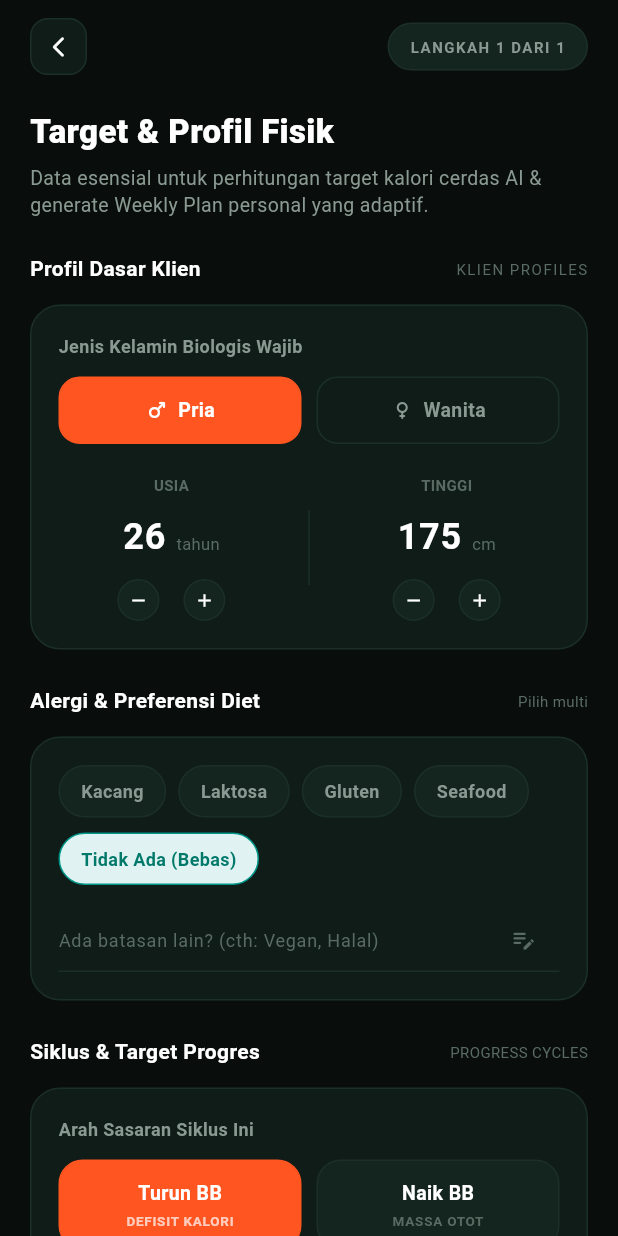
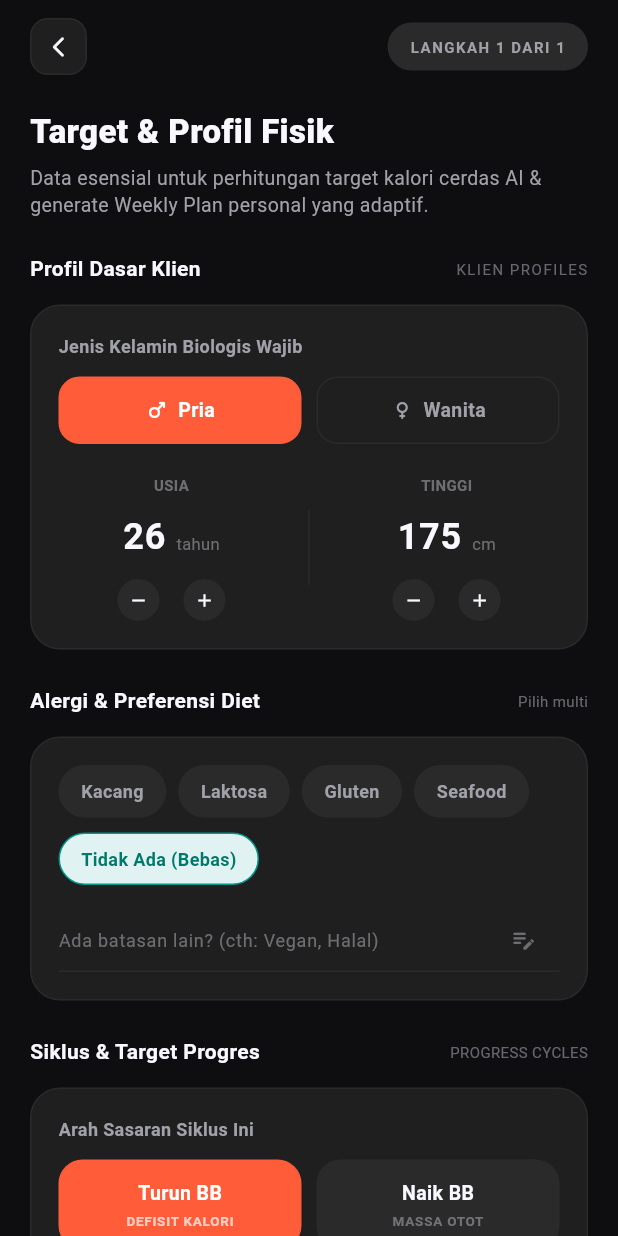
Before and after one commit to pbl-semester-3/mobile-bugarin, a Flutter app: the OnboardingScreen screen opened by its route, on a phone screen of 412 x 824 dp. Run offline on Flutter 3.47's test engine with Material 3 defaults, Android fonts, the phone set to English and light mode, and no system bars; our stand-ins replace dio, drift, flutter_riverpod, flutter_secure_storage, go_router, google_fonts and 2 more; accounts and stored records are empty; generated files the repository leaves out were written again; network calls fail.

Commit message:
style: selaraskan palet warna dark ke Figma

```diff
--- a/lib/core/theme/theme_provider.dart
+++ b/lib/core/theme/theme_provider.dart
@@ -39,15 +39,15 @@ class ThemeModeNotifier extends Notifier<ThemeMode> {
 final ThemeData bugarinDarkTheme = ThemeData(
   useMaterial3: true,
   brightness: Brightness.dark,
-  scaffoldBackgroundColor: const Color(0xFF090E0C),
+  scaffoldBackgroundColor: const Color(0xFF0E0E10),
   colorScheme: const ColorScheme.dark(
-    primary: Color(0xFFFF5520),
-    surface: Color(0xFF0F1C18),
+    primary: Color(0xFFFF5C39),
+    surface: Color(0xFF201F1F),
     onPrimary: Colors.white,
-    onSurface: Colors.white,
+    onSurface: Color(0xFFFAF8FF),
   ),
-  cardColor: const Color(0xFF0F1C18),
-  dividerColor: const Color(0xFF1B2F28),
+  cardColor: const Color(0xFF201F1F),
+  dividerColor: const Color(0xFF2A2A2A),
 );
 
 final ThemeData bugarinLightTheme = ThemeData(
@@ -55,7 +55,7 @@ final ThemeData bugarinLightTheme = ThemeData(
   brightness: Brightness.light,
   scaffoldBackgroundColor: const Color(0xFFF4F7F5),
   colorScheme: const ColorScheme.light(
-    primary: Color(0xFFFF5520),
+    primary: Color(0xFFFF5C39),
     surface: Colors.white,
     onPrimary: Colors.white,
     onSurface: Color(0xFF0E1714),
@@ -66,12 +66,12 @@ final ThemeData bugarinLightTheme = ThemeData(
 
 extension BugarinThemeContext on BuildContext {
   bool get isDark => Theme.of(this).brightness == Brightness.dark;
-  Color get bg => isDark ? const Color(0xFF090E0C) : const Color(0xFFF4F7F5);
-  Color get card => isDark ? const Color(0xFF0F1C18) : Colors.white;
-  Color get surfaceInner => isDark ? const Color(0xFF14241F) : const Color(0xFFEDF2EE);
-  Color get border => isDark ? const Color(0xFF1B2F28) : const Color(0xFFE2E8E5);
-  Color get primary => const Color(0xFFFF5520);
-  Color get textPrimary => isDark ? Colors.white : const Color(0xFF0E1714);
-  Color get textSecondary => isDark ? const Color(0xFF8A9992) : const Color(0xFF5C6D65);
-  Color get textMuted => isDark ? const Color(0xFF5A6B64) : const Color(0xFF8B9B93);
+  Color get bg => isDark ? const Color(0xFF0E0E10) : const Color(0xFFF4F7F5);
+  Color get card => isDark ? const Color(0xFF201F1F) : Colors.white;
+  Color get surfaceInner => isDark ? const Color(0xFF2A2A2A) : const Color(0xFFEDF2EE);
+  Color get border => isDark ? const Color(0xFF2A2A2A) : const Color(0xFFE2E8E5);
+  Color get primary => const Color(0xFFFF5C39);
+  Color get textPrimary => isDark ? const Color(0xFFFAF8FF) : const Color(0xFF0E1714);
+  Color get textSecondary => isDark ? const Color(0xFFA1A1AA) : const Color(0xFF5C6D65);
+  Color get textMuted => isDark ? const Color(0x99A1A1AA) : const Color(0xFF8B9B93);
 }
--- a/lib/features/auth/lupa_sandi_screen.dart
+++ b/lib/features/auth/lupa_sandi_screen.dart
@@ -8,7 +8,7 @@ import '../../core/theme/theme_provider.dart';
 import '../../services/api_error.dart';
 import 'data/recovery_repository_provider.dart';
 
-const Color _oranye = Color(0xFFFF5520);
+const Color _oranye = Color(0xFFFF5C39);
 const Color _merah = Color(0xFFE53935);
 
 /// Alur Lupa Kata Sandi: kirim kode verifikasi ke email → verifikasi kode +
--- a/lib/features/feedback/feedback_screen.dart
+++ b/lib/features/feedback/feedback_screen.dart
@@ -8,7 +8,7 @@ import '../dashboard/dashboard_screen.dart' show dashboardSummaryProvider;
 import 'data/feedback_providers.dart';
 import 'models/feedback_item.dart';
 
-const Color _accent = Color(0xFFFF5520);
+const Color _accent = Color(0xFFFF5C39);
 
 class FeedbackScreen extends ConsumerStatefulWidget {
   /// true bila tab Feedback sedang aktif (dipakai untuk menandai sudah dibaca).
--- a/lib/features/onboarding/onboarding_screen.dart
+++ b/lib/features/onboarding/onboarding_screen.dart
@@ -200,7 +200,7 @@ class OnboardingScreenState extends ConsumerState<OnboardingScreen> {
 
   @override
   Widget build(BuildContext context) {
-    const accent = Color(0xFFFF5520);
+    const accent = Color(0xFFFF5C39);
 
     return Scaffold(
       backgroundColor: context.bg,
@@ -750,10 +750,10 @@ class OnboardingScreenState extends ConsumerState<OnboardingScreen> {
       child: Container(
         padding: const EdgeInsets.symmetric(vertical: 12),
         decoration: BoxDecoration(
-          color: active ? const Color(0xFFFF5520) : Colors.transparent,
+          color: active ? const Color(0xFFFF5C39) : Colors.transparent,
           borderRadius: BorderRadius.circular(14),
           border: Border.all(
-            color: active ? const Color(0xFFFF5520) : context.border,
+            color: active ? const Color(0xFFFF5C39) : context.border,
           ),
         ),
         child: Row(
@@ -838,10 +838,10 @@ class OnboardingScreenState extends ConsumerState<OnboardingScreen> {
       child: Container(
         padding: const EdgeInsets.symmetric(vertical: 12),
         decoration: BoxDecoration(
-          color: active ? const Color(0xFFFF5520) : context.surfaceInner,
+          color: active ? const Color(0xFFFF5C39) : context.surfaceInner,
           borderRadius: BorderRadius.circular(16),
           border: Border.all(
-            color: active ? const Color(0xFFFF5520) : context.border,
+            color: active ? const Color(0xFFFF5C39) : context.border,
           ),
         ),
         child: Column(
--- a/lib/features/profil/profil_screen.dart
+++ b/lib/features/profil/profil_screen.dart
@@ -168,7 +168,7 @@ class _Field extends StatelessWidget {
   }
 }
 
-const Color _oranye = Color(0xFFFF5520);
+const Color _oranye = Color(0xFFFF5C39);
 const Color _merah = Color(0xFFE53935);
 
 class ProfilScreen extends ConsumerStatefulWidget {
@@ -663,7 +663,7 @@ class _ProfilScreenState extends ConsumerState<ProfilScreen> {
         decoration: BoxDecoration(
           color: context.card,
           borderRadius: BorderRadius.circular(20),
-          border: Border.all(color: const Color(0x4DFF5520)),
+          border: Border.all(color: const Color(0x4DFF5C39)),
         ),
         child: const Row(
           mainAxisAlignment: MainAxisAlignment.spaceBetween,
@@ -1098,7 +1098,7 @@ class _ProfilScreenState extends ConsumerState<ProfilScreen> {
                 Container(
                   padding: const EdgeInsets.all(3),
                   decoration: BoxDecoration(
-                    color: isDark ? const Color(0xFF0A1310) : const Color(0xFFDDE4E0),
+                    color: isDark ? const Color(0xFF0E0E10) : const Color(0xFFDDE4E0),
                     borderRadius: BorderRadius.circular(20),
                   ),
                   child: Row(
--- a/lib/features/pt_ku/pt_ku_screen.dart
+++ b/lib/features/pt_ku/pt_ku_screen.dart
@@ -7,7 +7,7 @@ import '../../shared/widgets/bugarin_header.dart';
 import 'data/pt_repository_provider.dart';
 import 'models/pt_models.dart';
 
-const Color _accent = Color(0xFFFF5520);
+const Color _accent = Color(0xFFFF5C39);
 
 class PtKuScreen extends ConsumerStatefulWidget {
   const PtKuScreen({super.key});
--- a/lib/features/riwayat/riwayat_screen.dart
+++ b/lib/features/riwayat/riwayat_screen.dart
@@ -7,7 +7,7 @@ import '../auth/models/progress_cycle.dart';
 import 'data/riwayat_providers.dart';
 import 'models/daily_log.dart';
 
-const Color _primaryOrange = Color(0xFFFF5520);
+const Color _primaryOrange = Color(0xFFFF5C39);
 
 class RiwayatScreen extends ConsumerStatefulWidget {
   const RiwayatScreen({super.key});
--- a/lib/features/splash/splash_screen.dart
+++ b/lib/features/splash/splash_screen.dart
@@ -15,7 +15,7 @@ class SplashScreen extends StatelessWidget {
           width: 34,
           height: 34,
           child: CircularProgressIndicator(
-            color: Color(0xFFFF5520),
+            color: Color(0xFFFF5C39),
             strokeWidth: 2.4,
           ),
         ),
--- a/lib/shell/main_shell.dart
+++ b/lib/shell/main_shell.dart
@@ -101,7 +101,7 @@ class _MainShellState extends ConsumerState<MainShell> {
   }) {
     final isSelected = currentIndex == index;
     final Color activeColor = isSelected
-        ? const Color(0xFFFF5520)
+        ? const Color(0xFFFF5C39)
         : (context.isDark ? Colors.white : const Color(0xFF0E1714));
     final Color inactiveColor = context.textSecondary;
 
```
Also changed, not shown: lib/features/auth/login_screen.dart (+5 -5 lines), lib/features/dashboard/dashboard_screen.dart (+18 -18 lines), lib/features/progres/progres_screen.dart (+12 -12 lines), lib/features/welcome/welcome_screen.dart (+12 -12 lines), lib/shared/widgets/bugarin_header.dart (+5 -5 lines).
